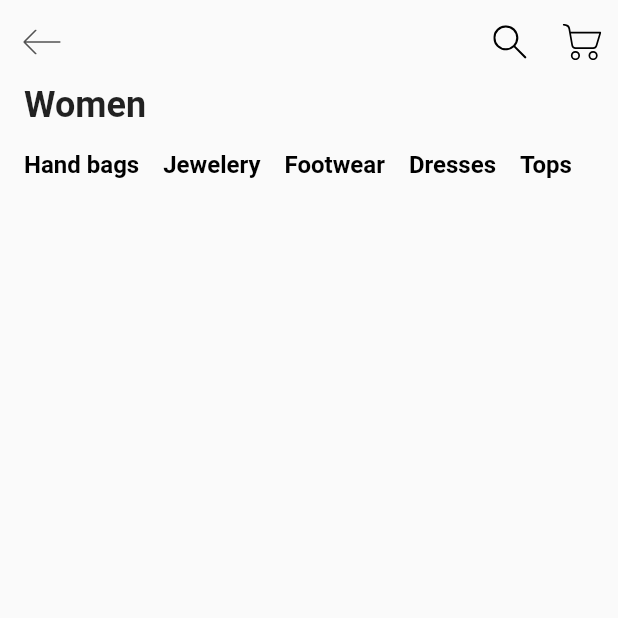
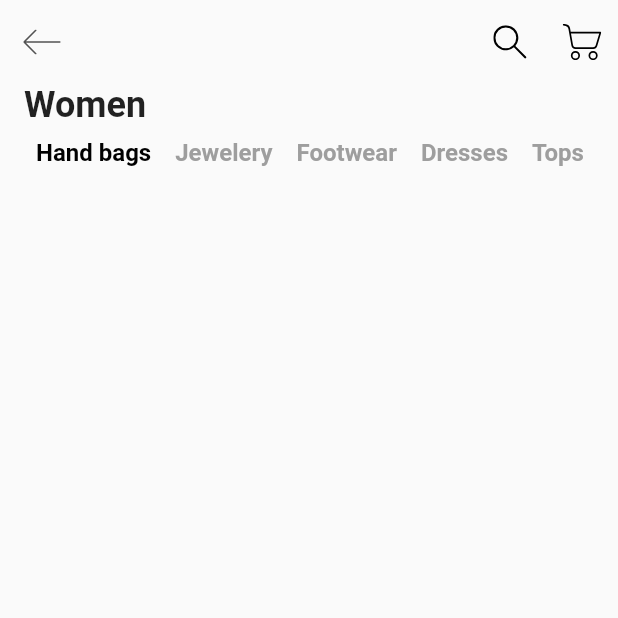
Before and after one commit to huynhtastic/5-days-ui-shopping, a Flutter app: the screen it shows after launch, on a phone screen of 412 x 824 dp, the top half of it. Run offline on Flutter 3.47's test engine with Material 2 defaults, Android fonts, the phone set to English and light mode, and no system bars; our stand-ins replace flutter_svg.

Commit message:
Add categories

```diff
--- a/lib/screens/products/product_screen.dart
+++ b/lib/screens/products/product_screen.dart
@@ -1,16 +1,9 @@
 import 'package:flutter/material.dart';
 import 'package:flutter_svg/flutter_svg.dart';
 
+import 'widgets/categories.dart';
+
 const screenPadding = 16.0;
-
-const productNames = [
-  'Hand bags',
-  'Jewelery',
-  'Footwear',
-  'Dresses',
-  'Tops',
-  'Pants',
-];
 
 class Products extends StatelessWidget {
   const Products({Key key}) : super(key: key);
@@ -31,26 +24,7 @@ class Products extends StatelessWidget {
                 fontWeight: FontWeight.bold,
               ),
             ),
-            SizedBox(height: 16.0),
-            SizedBox(
-              height: 24,
-              child: ListView.builder(
-                scrollDirection: Axis.horizontal,
-                itemCount: productNames.length,
-                itemBuilder: (context, index) => Padding(
-                  padding: const EdgeInsets.only(right: 16.0),
-                  child: Text(
-                    productNames[index],
-                    style: TextStyle(
-                      fontSize: 16.0,
-                      fontWeight: FontWeight.bold,
-                      // TODO: Selected index
-                      color: Colors.black,
-                    ),
-                  ),
-                ),
-              ),
-            ),
+            Categories(),
           ],
         ),
       ),
--- /dev/null
+++ b/lib/screens/products/widgets/categories.dart
@@ -0,0 +1,51 @@
+import 'package:flutter/material.dart';
+
+const categories = [
+  'Hand bags',
+  'Jewelery',
+  'Footwear',
+  'Dresses',
+  'Tops',
+  'Pants',
+];
+
+class Categories extends StatefulWidget {
+  Categories({Key key}) : super(key: key);
+
+  @override
+  _CategoriesState createState() => _CategoriesState();
+}
+
+class _CategoriesState extends State<Categories> {
+  int selectedIndex = 0;
+
+  @override
+  Widget build(BuildContext context) {
+    return SizedBox(
+      height: 40.0,
+      child: Padding(
+        padding: const EdgeInsets.symmetric(vertical: 8.0),
+        child: ListView.builder(
+          scrollDirection: Axis.horizontal,
+          itemCount: categories.length,
+          itemBuilder: buildCategory,
+        ),
+      ),
+    );
+  }
+
+  Widget buildCategory(context, index) => GestureDetector(
+        onTap: () => setState(() => selectedIndex = index),
+        child: Padding(
+          padding: const EdgeInsets.symmetric(horizontal: 8.0),
+          child: Text(
+            categories[index],
+            style: TextStyle(
+              fontSize: 16.0,
+              fontWeight: FontWeight.bold,
+              color: index == selectedIndex ? Colors.black : Colors.grey,
+            ),
+          ),
+        ),
+      );
+}
```
